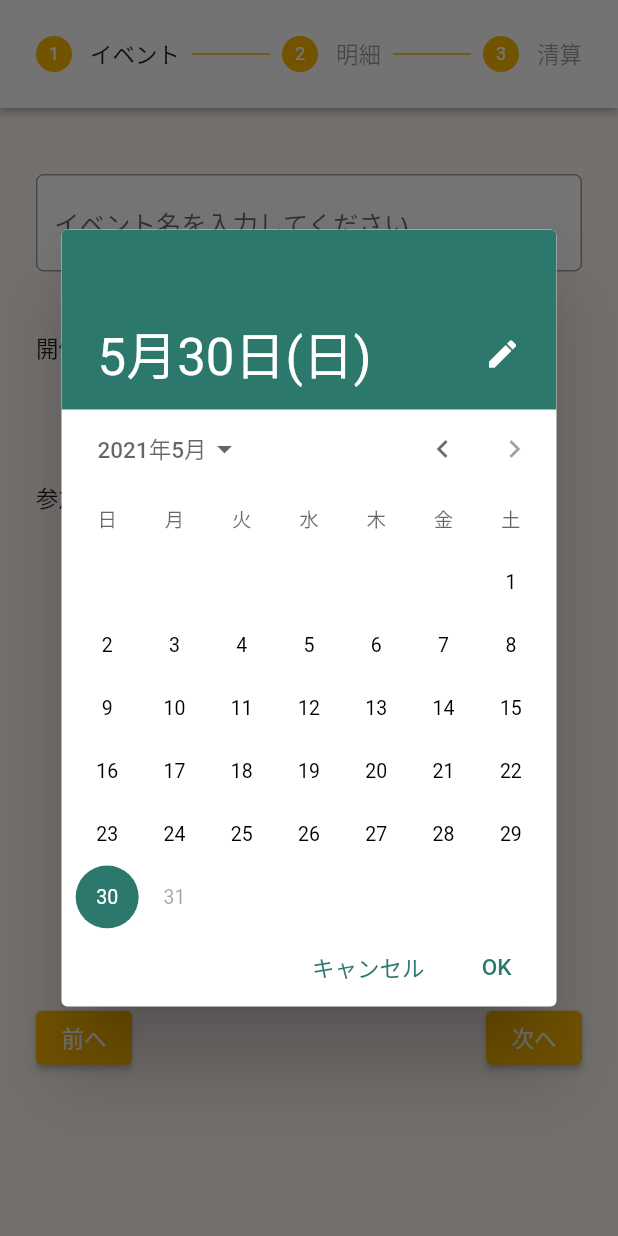
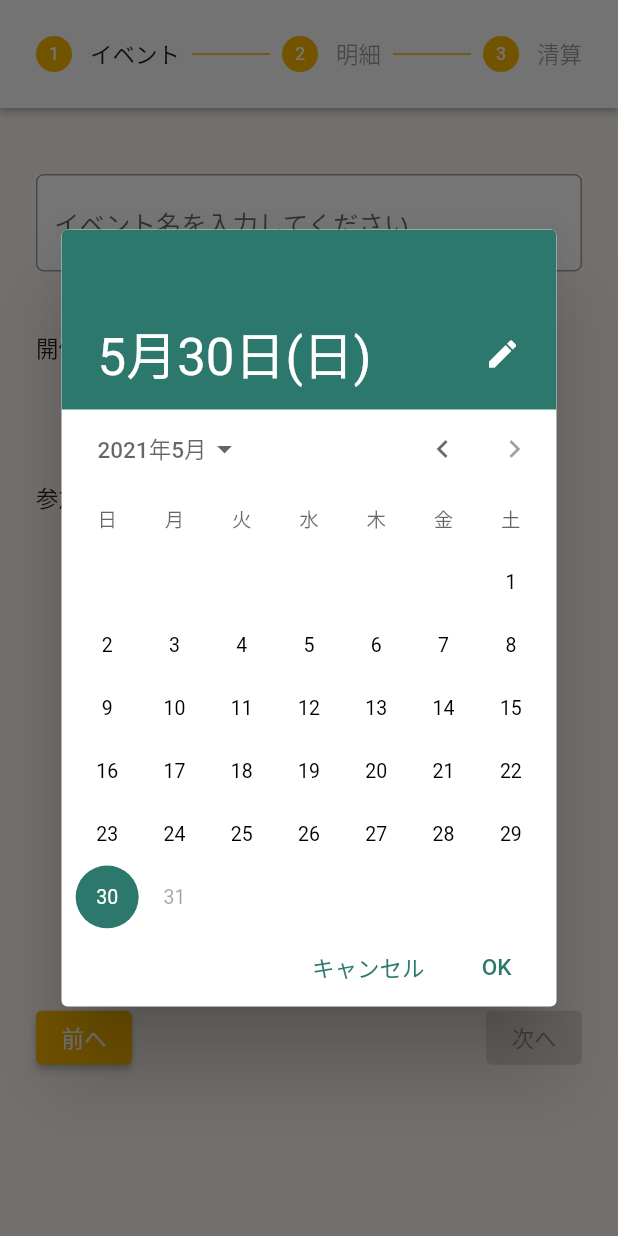
Before and after one commit to azusaw/wakejiro, a Flutter app: the CreateEventScreen screen opened directly, after a tap on the "calendar today" icon, on a phone screen of 412 x 824 dp. Run offline on Flutter 3.47's test engine with Material 2 defaults, Android fonts, the phone set to English and light mode, and no system bars; our stand-ins replace flutter_hooks, flutter_svg, hooks_riverpod, sqflite; accounts and stored records are empty.

Commit message:
ボタンにdisableパラメータを追加

```diff
--- a/flutter/lib/components/buttons/step_control_buttons.dart
+++ b/flutter/lib/components/buttons/step_control_buttons.dart
@@ -3,9 +3,10 @@ import 'package:flutter_hooks/flutter_hooks.dart';
 import 'package:flutter_sample/common/theme_color.dart';
 
 class StepControlButtons extends HookWidget {
-  const StepControlButtons({this.back, this.next});
+  const StepControlButtons({this.back, this.next, this.disabled});
   final Function back;
   final Function next;
+  final disabled;
 
   @override
   Widget build(BuildContext context) {
@@ -21,9 +22,11 @@ class StepControlButtons extends HookWidget {
             style: ElevatedButton.styleFrom(primary: ThemeColor.primary),
           ),
           ElevatedButton(
-            onPressed: next,
+            onPressed: disabled ? null : next,
             child: const Text('次へ'),
-            style: ElevatedButton.styleFrom(primary: ThemeColor.primary),
+            style: disabled
+                ? ElevatedButton.styleFrom(primary: Colors.grey[400])
+                : ElevatedButton.styleFrom(primary: ThemeColor.primary),
           ),
         ],
       ),
--- a/flutter/lib/components/steps/billing_details_step.dart
+++ b/flutter/lib/components/steps/billing_details_step.dart
@@ -218,7 +218,10 @@ class BillingDetailsStep extends HookWidget {
                         builder: (BuildContext context) => _modalContent());
                   }),
             ),
-            StepControlButtons(back: back, next: next)
+            StepControlButtons(
+                back: back,
+                next: next,
+                disabled: _billingDetailsListPv.billingDetailsList.length < 1)
           ]),
         ]);
   }
--- a/flutter/lib/components/steps/event_info_step.dart
+++ b/flutter/lib/components/steps/event_info_step.dart
@@ -144,6 +144,8 @@ class EventInfoStep extends HookWidget {
               await database.insertEvent(_eventPv.event);
               next();
             },
+            disabled: _eventPv.event.name == "" ||
+                _memberListPv.memberList.where((v) => v.isChecked).length == 0,
           ),
         ]);
   }
--- a/flutter/lib/components/steps/pay_off_step.dart
+++ b/flutter/lib/components/steps/pay_off_step.dart
@@ -78,7 +78,11 @@ class PayOffStep extends HookWidget {
             scrollDirection: Axis.vertical,
             shrinkWrap: true,
           ),
-          StepControlButtons(back: back, next: next)
+          StepControlButtons(
+            back: back,
+            next: next,
+            disabled: false,
+          )
         ]);
   }
 }
--- a/flutter/lib/view_models/billing_details_view_model.dart
+++ b/flutter/lib/view_models/billing_details_view_model.dart
@@ -3,7 +3,7 @@ import 'package:flutter_sample/models/billing_details.dart';
 
 class BillingDetailsViewModel with ChangeNotifier {
   BillingDetails billingDetails =
-      new BillingDetails(paidPersonName: "", paidCategory: null, amount: 0);
+      BillingDetails(paidPersonName: "", paidCategory: null, amount: 0);
 }
 
 class BillingDetailsListViewModel with ChangeNotifier {
```
